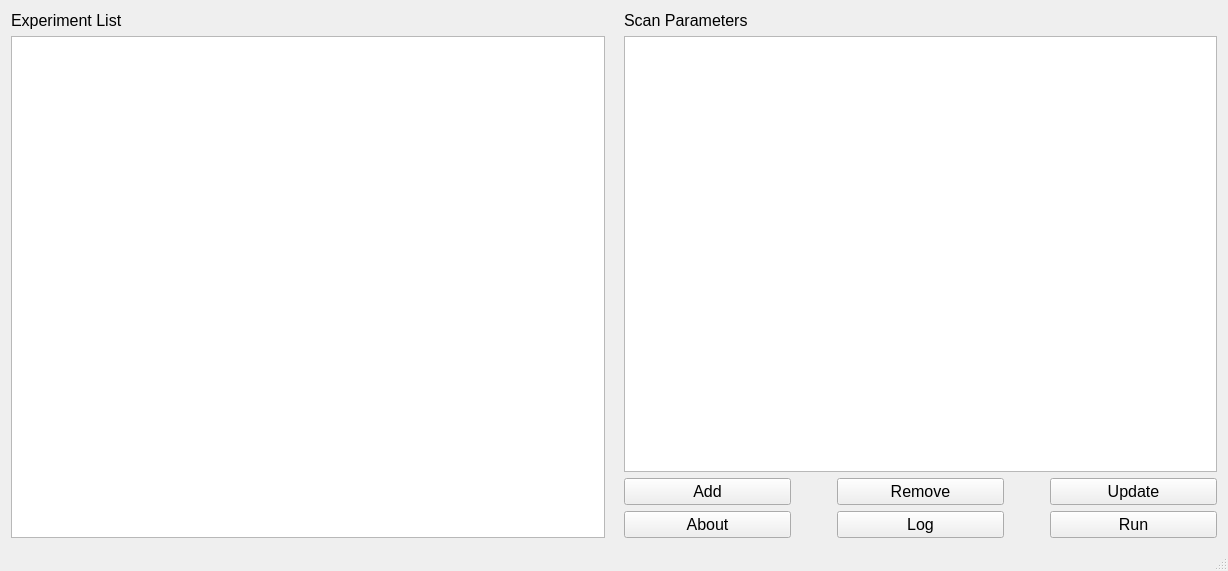
Qt form smartfMRI/smartfmri.ui (wuzhuobin/smartfMRI) before a commit.
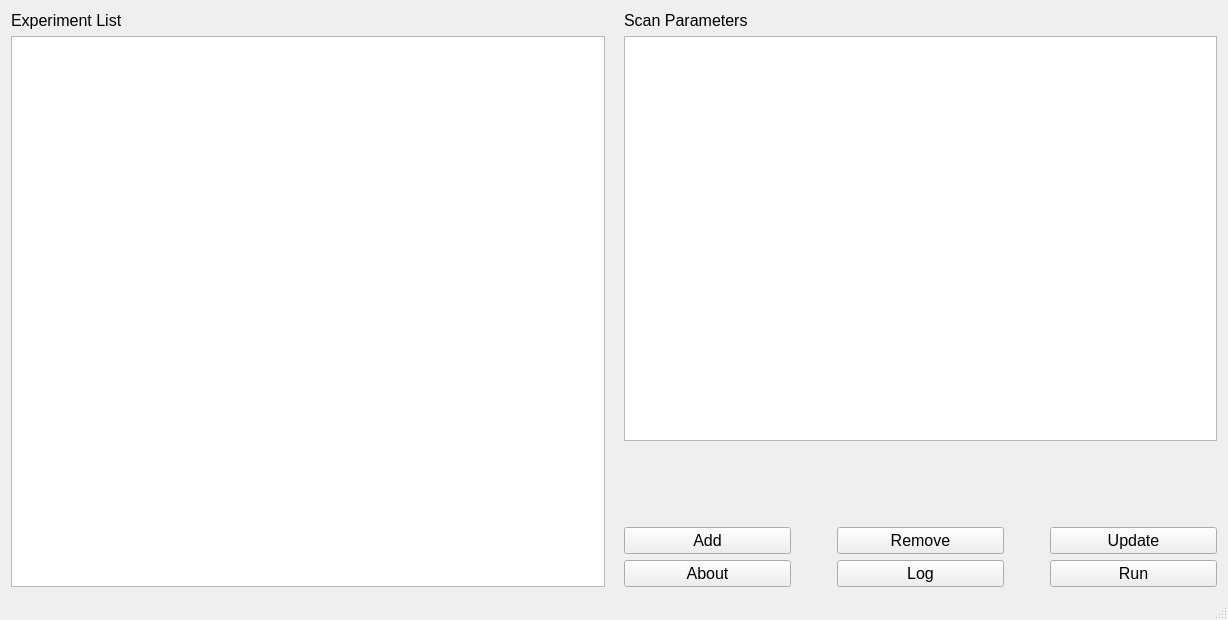
The same form after that commit. Icons and pictures are not drawn.

Patch:
```diff
--- a/smartfMRI/smartfmri.ui
+++ b/smartfMRI/smartfmri.ui
@@ -7,7 +7,7 @@
     <x>0</x>
     <y>0</y>
     <width>1228</width>
-    <height>571</height>
+    <height>620</height>
    </rect>
   </property>
   <property name="windowTitle">
@@ -89,31 +89,7 @@
       </item>
       <item>
        <layout class="QGridLayout" name="gridLayout_3">
-        <item row="0" column="0">
-         <widget class="QPushButton" name="addButton">
-          <property name="sizePolicy">
-           <sizepolicy hsizetype="Preferred" vsizetype="Fixed">
-            <horstretch>0</horstretch>
-            <verstretch>0</verstretch>
-           </sizepolicy>
-          </property>
-          <property name="minimumSize">
-           <size>
-            <width>110</width>
-            <height>0</height>
-           </size>
-          </property>
-          <property name="font">
-           <font>
-            <pointsize>12</pointsize>
-           </font>
-          </property>
-          <property name="text">
-           <string>Add</string>
-          </property>
-         </widget>
-        </item>
-        <item row="0" column="2">
+        <item row="1" column="2">
          <widget class="QPushButton" name="removeButton">
           <property name="sizePolicy">
            <sizepolicy hsizetype="Preferred" vsizetype="Fixed">
@@ -137,7 +113,71 @@
           </property>
          </widget>
         </item>
-        <item row="0" column="4">
+        <item row="2" column="4">
+         <widget class="QPushButton" name="runPushButton">
+          <property name="sizePolicy">
+           <sizepolicy hsizetype="Preferred" vsizetype="Fixed">
+            <horstretch>0</horstretch>
+            <verstretch>0</verstretch>
+           </sizepolicy>
+          </property>
+          <property name="minimumSize">
+           <size>
+            <width>110</width>
+            <height>0</height>
+           </size>
+          </property>
+          <property name="font">
+           <font>
+            <pointsize>12</pointsize>
+           </font>
+          </property>
+          <property name="text">
+           <string>Run</string>
+          </property>
+         </widget>
+        </item>
+        <item row="2" column="2">
+         <widget class="QPushButton" name="logPushButton">
+          <property name="sizePolicy">
+           <sizepolicy hsizetype="Preferred" vsizetype="Fixed">
+            <horstretch>0</horstretch>
+            <verstretch>0</verstretch>
+           </sizepolicy>
+          </property>
+          <property name="minimumSize">
+           <size>
+            <width>110</width>
+            <height>0</height>
+           </size>
+          </property>
+          <property name="font">
+           <font>
+            <pointsize>12</pointsize>
+           </font>
+          </property>
+          <property name="text">
+           <string>Log</string>
+          </property>
+         </widget>
+        </item>
+        <item row="1" column="3" rowspan="2">
+         <spacer name="horizontalSpacer_2">
+          <property name="orientation">
+           <enum>Qt::Horizontal</enum>
+          </property>
+          <property name="sizeType">
+           <enum>QSizePolicy::Preferred</enum>
+          </property>
+          <property name="sizeHint" stdset="0">
+           <size>
+            <width>40</width>
+            <height>20</height>
+           </size>
+          </property>
+         </spacer>
+        </item>
+        <item row="1" column="4">
          <widget class="QPushButton" name="updataPushButton">
           <property name="sizePolicy">
            <sizepolicy hsizetype="Preferred" vsizetype="Fixed">
@@ -162,6 +202,30 @@
          </widget>
         </item>
         <item row="1" column="0">
+         <widget class="QPushButton" name="addButton">
+          <property name="sizePolicy">
+           <sizepolicy hsizetype="Preferred" vsizetype="Fixed">
+            <horstretch>0</horstretch>
+            <verstretch>0</verstretch>
+           </sizepolicy>
+          </property>
+          <property name="minimumSize">
+           <size>
+            <width>110</width>
+            <height>0</height>
+           </size>
+          </property>
+          <property name="font">
+           <font>
+            <pointsize>12</pointsize>
+           </font>
+          </property>
+          <property name="text">
+           <string>Add</string>
+          </property>
+         </widget>
+        </item>
+        <item row="2" column="0">
          <widget class="QPushButton" name="aboutPushButton">
           <property name="sizePolicy">
            <sizepolicy hsizetype="Preferred" vsizetype="Fixed">
@@ -185,71 +249,7 @@
           </property>
          </widget>
         </item>
-        <item row="1" column="2">
-         <widget class="QPushButton" name="logPushButton">
-          <property name="sizePolicy">
-           <sizepolicy hsizetype="Preferred" vsizetype="Fixed">
-            <horstretch>0</horstretch>
-            <verstretch>0</verstretch>
-           </sizepolicy>
-          </property>
-          <property name="minimumSize">
-           <size>
-            <width>110</width>
-            <height>0</height>
-           </size>
-          </property>
-          <property name="font">
-           <font>
-            <pointsize>12</pointsize>
-           </font>
-          </property>
-          <property name="text">
-           <string>Log</string>
-          </property>
-         </widget>
-        </item>
-        <item row="1" column="4">
-         <widget class="QPushButton" name="runPushButton">
-          <property name="sizePolicy">
-           <sizepolicy hsizetype="Preferred" vsizetype="Fixed">
-            <horstretch>0</horstretch>
-            <verstretch>0</verstretch>
-           </sizepolicy>
-          </property>
-          <property name="minimumSize">
-           <size>
-            <width>110</width>
-            <height>0</height>
-           </size>
-          </property>
-          <property name="font">
-           <font>
-            <pointsize>12</pointsize>
-           </font>
-          </property>
-          <property name="text">
-           <string>Run</string>
-          </property>
-         </widget>
-        </item>
-        <item row="0" column="3" rowspan="2">
-         <spacer name="horizontalSpacer_2">
-          <property name="orientation">
-           <enum>Qt::Horizontal</enum>
-          </property>
-          <property name="sizeType">
-           <enum>QSizePolicy::Preferred</enum>
-          </property>
-          <property name="sizeHint" stdset="0">
-           <size>
-            <width>40</width>
-            <height>20</height>
-           </size>
-          </property>
-         </spacer>
-        </item>
-        <item row="0" column="1" rowspan="2">
+        <item row="1" column="1" rowspan="2">
          <spacer name="horizontalSpacer">
           <property name="orientation">
            <enum>Qt::Horizontal</enum>
@@ -265,6 +265,22 @@
           </property>
          </spacer>
         </item>
+        <item row="0" column="2">
+         <spacer name="verticalSpacer">
+          <property name="orientation">
+           <enum>Qt::Vertical</enum>
+          </property>
+          <property name="sizeType">
+           <enum>QSizePolicy::Preferred</enum>
+          </property>
+          <property name="sizeHint" stdset="0">
+           <size>
+            <width>20</width>
+            <height>80</height>
+           </size>
+          </property>
+         </spacer>
+        </item>
        </layout>
       </item>
      </layout>
```
Left out of the diff: 1 changed line with no effect on the pictures.
